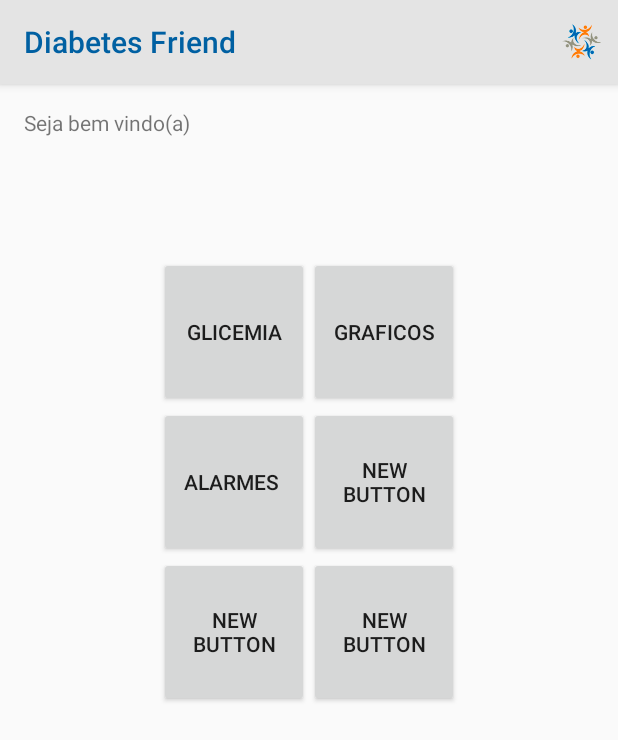
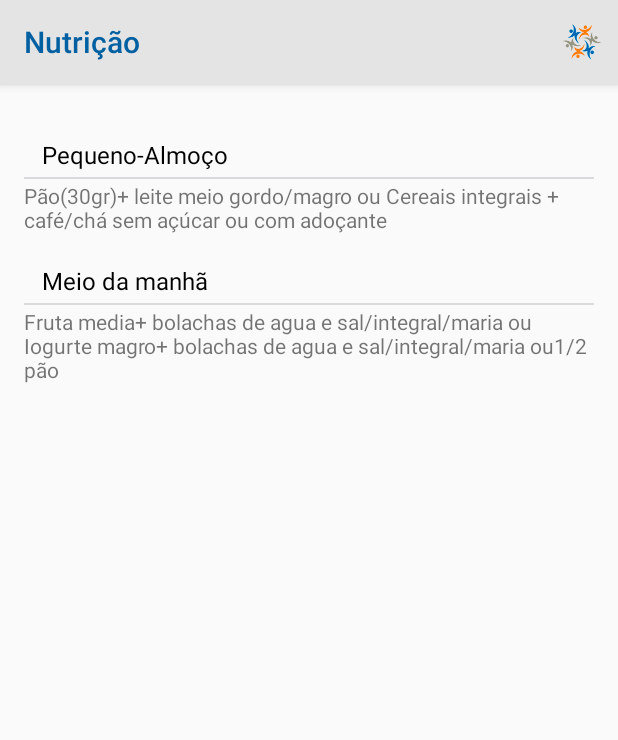
Before and after one commit to MargaridaWeber/diabetes, an Android app: the NutricaoActivity screen opened directly, with no data from a screen before it, on a phone screen of 412 x 824 dp. Shown: the top 740 px of the screen. Run offline under Robolectric (Android 15) with nearby library versions, the phone set to English and light mode, and no system bars.

Commit message:
nutricao

```diff
--- a/app/src/main/AndroidManifest.xml
+++ b/app/src/main/AndroidManifest.xml
@@ -33,12 +33,13 @@
         <activity
             android:name=".ConfIniciaisActivity"
             android:label="@string/title_activity_configuracao" />
-        <activity android:name=".PrincipalActivity" />
         <activity
             android:name=".MainActivity"
             android:label="@string/title_activity_main"
             android:theme="@style/Theme.AppCompat.Light.NoActionBar" />
-        <activity android:name=".GlicemiaActivity"></activity>
+        <activity android:name=".GlicemiaActivity" />
+        <activity android:name=".NutricaoActivity" />
+        <activity android:name=".Fragment"></activity>
     </application>
 
 </manifest>
--- a/app/src/main/java/com/example/pc/diabetesfriend/ConfIniciaisActivity.java
+++ b/app/src/main/java/com/example/pc/diabetesfriend/ConfIniciaisActivity.java
@@ -126,22 +126,24 @@ public class ConfIniciaisActivity extends ListActivity {
                         Toast.makeText(ConfIniciaisActivity.this, ""+ selectedPosition, Toast.LENGTH_SHORT).show();
                     }
                 });
-        AlertDialog tipos = dialog.create();
-        tipos.show();
+        AlertDialog exercicio = dialog.create();
+        exercicio.show();
 
     }
 
-
+AlertDialog insulina;
     private void insulina(){
-        AlertDialog.Builder dialog = new AlertDialog.Builder(this);
+        AlertDialog.Builder dialog = new AlertDialog.Builder(this, R.style.ThemeDialogCustom);
         dialog . setTitle ( R . string.insulina_titulo);
                dialog.setSingleChoiceItems(R.array.confirmacao, -1, new DialogInterface.OnClickListener() {
                    public void onClick(DialogInterface dialog, int which) {
+                       insulina.dismiss();
 
                    }
                });
-        AlertDialog tipos = dialog.create();
-        tipos.show();
+        insulina = dialog.create();
+        insulina.show();
+
 
     }
 
--- a/app/src/main/java/com/example/pc/diabetesfriend/LoginActivity.java
+++ b/app/src/main/java/com/example/pc/diabetesfriend/LoginActivity.java
@@ -71,9 +71,6 @@ public class LoginActivity extends AppCompatActivity implements LoaderCallbacks<
         actionBar.setIcon(R.mipmap.icon);
 
         actionBar.setBackgroundDrawable(new ColorDrawable(Color.parseColor("#e4e4e4")));
-
-
-        //actionBar.hide();
 
         actionBar.hide();
 
--- a/app/src/main/java/com/example/pc/diabetesfriend/MainActivity.java
+++ b/app/src/main/java/com/example/pc/diabetesfriend/MainActivity.java
@@ -46,6 +46,15 @@ public class MainActivity extends AppCompatActivity
             public void onClick(View v) {
                 Intent principal = new Intent(getApplicationContext(), GlicemiaActivity.class);
                 startActivity(principal);
+            }
+        });
+
+
+        Button btnNutricao = (Button) findViewById(R.id.btnNutricao);
+        btnNutricao.setOnClickListener(new View.OnClickListener() {
+            public void onClick(View v) {
+                Intent nutricao = new Intent(getApplicationContext(), NutricaoActivity.class);
+                startActivity(nutricao);
             }
         });
     }
--- a/app/src/main/java/com/example/pc/diabetesfriend/PrincipalActivity.java
+++ b/app/src/main/java/com/example/pc/diabetesfriend/NutricaoActivity.java
@@ -1,26 +1,20 @@
 package com.example.pc.diabetesfriend;
 
-import android.annotation.TargetApi;
-import android.content.Intent;
 import android.graphics.Color;
 import android.graphics.drawable.ColorDrawable;
-import android.os.Build;
 import android.support.v7.app.ActionBar;
 import android.support.v7.app.AppCompatActivity;
 import android.os.Bundle;
 import android.text.Html;
 import android.view.Menu;
-import android.view.MenuItem;
-import android.view.View;
-import android.widget.Button;
+import android.widget.TabHost;
 
-public class PrincipalActivity extends AppCompatActivity {
-
+public class NutricaoActivity extends AppCompatActivity {
 
     @Override
     protected void onCreate(Bundle savedInstanceState) {
         super.onCreate(savedInstanceState);
-        setContentView(R.layout.activity_principal);
+        setContentView(R.layout.activity_nutricao);
 
 
         ActionBar actionBar = getSupportActionBar();
@@ -28,22 +22,25 @@ public class PrincipalActivity extends AppCompatActivity {
         actionBar.setBackgroundDrawable(new ColorDrawable(Color.parseColor("#e4e4e4")));
 
         //mudar cor do titulo da action bar
-        actionBar.setTitle(Html.fromHtml("<font color='#0060a2'>Diabetes Friend </font>"));
+        actionBar.setTitle(Html.fromHtml("<font color='#0060a2'>Nutrição </font>"));
 
-        Button btngli = (Button) findViewById(R.id.btnglicemia);
-        btngli.setOnClickListener(new View.OnClickListener() {
-            public void onClick(View v) {
-                Intent principal = new Intent(getApplicationContext(), GlicemiaActivity.class);
-                startActivity(principal);
-            }
-        });
+        TabHost tabhost = (TabHost) findViewById(R.id.tabHost);
 
+        tabhost.setup();
+        TabHost.TabSpec tabsec = tabhost.newTabSpec("Plano");
+        tabsec.setContent(R.id.tab1);
+        tabsec.setIndicator("Plano de Alimentação");
+        tabhost.addTab(tabsec);
 
+        TabHost.TabSpec tabsec1 = tabhost.newTabSpec("Dicas");
+        tabsec1.setContent(R.id.tab2);
+        tabsec1.setIndicator("Dicas");
+        tabhost.addTab(tabsec1);
     }
+
 
     @Override
     public boolean onCreateOptionsMenu(Menu menu) {
-
         getMenuInflater().inflate(R.menu.menu_main, menu);
         return true;
     }
--- /dev/null
+++ b/app/src/main/res/layout/activity_nutricao.xml
@@ -0,0 +1,109 @@
+<?xml version="1.0" encoding="utf-8"?>
+<RelativeLayout xmlns:android="http://schemas.android.com/apk/res/android"
+    xmlns:tools="http://schemas.android.com/tools"
+    android:layout_width="match_parent"
+    android:layout_height="match_parent"
+    android:paddingBottom="@dimen/activity_vertical_margin"
+    android:paddingLeft="@dimen/activity_horizontal_margin"
+    android:paddingRight="@dimen/activity_horizontal_margin"
+    android:paddingTop="@dimen/activity_vertical_margin"
+    tools:context="com.example.pc.diabetesfriend.NutricaoActivity">
+
+    <TabHost
+        android:layout_width="match_parent"
+        android:layout_height="match_parent"
+        android:id="@+id/tabHost"
+        android:layout_alignParentTop="true"
+        android:layout_alignParentLeft="true"
+        android:layout_alignParentStart="true">
+
+        <LinearLayout
+            android:layout_width="match_parent"
+            android:layout_height="match_parent"
+            android:orientation="vertical">
+
+            <TabWidget
+                android:id="@android:id/tabs"
+                android:layout_width="match_parent"
+                android:layout_height="wrap_content"></TabWidget>
+
+            <FrameLayout
+                android:id="@android:id/tabcontent"
+                android:layout_width="match_parent"
+                android:layout_height="match_parent">
+
+                <LinearLayout
+                    android:id="@+id/tab1"
+                    android:layout_width="match_parent"
+                    android:layout_height="match_parent"
+                    android:orientation="vertical">
+
+                    <!-- title -->
+                    <TextView
+                        android:paddingTop="20dp"
+                        android:layout_width="wrap_content"
+                        android:layout_height="wrap_content"
+                        android:gravity="center_vertical"
+                        android:textSize="16dp"
+                        android:layout_marginLeft="12dp"
+                        android:layout_marginBottom="4dp"
+                        android:layout_alignParentBottom="true"
+                        android:text="Pequeno-Almoço"
+                        android:textColor="#000000"/>
+
+                    <!--  divider -->
+                    <View
+                        android:layout_width="match_parent"
+                        android:layout_height="1dp"
+                        android:layout_marginBottom="1dp"
+                        android:layout_alignParentBottom="true"
+                        android:background="#DADADC" ></View>
+
+                    <TextView
+                        android:layout_width="wrap_content"
+                        android:layout_height="wrap_content"
+                        android:text="Pão(30gr)+ leite meio gordo/magro ou
+Cereais integrais + café/chá sem açúcar ou com adoçante"
+                        android:id="@+id/tvpequenoalmoco" />
+
+                    <!-- title -->
+                    <TextView
+                        android:paddingTop="20dp"
+                        android:layout_width="wrap_content"
+                        android:layout_height="wrap_content"
+                        android:gravity="center_vertical"
+                        android:textSize="16dp"
+                        android:layout_marginLeft="12dp"
+                        android:layout_marginBottom="4dp"
+                        android:layout_alignParentBottom="true"
+                        android:text="Meio da manhã"
+                        android:textColor="#000000"/>
+
+                    <!--  divider -->
+                    <View
+                        android:layout_width="match_parent"
+                        android:layout_height="1dp"
+                        android:layout_marginBottom="1dp"
+                        android:layout_alignParentBottom="true"
+                        android:background="#DADADC" ></View>
+
+
+                    <TextView
+                        android:layout_width="wrap_content"
+                        android:layout_height="wrap_content"
+                        android:text="Fruta media+ bolachas de agua e sal/integral/maria ou
+Iogurte magro+ bolachas de agua e sal/integral/maria ou1/2 pão"
+                        android:id="@+id/tvmanha" />
+
+                </LinearLayout>
+
+                <LinearLayout
+                    android:id="@+id/tab2"
+                    android:layout_width="match_parent"
+                    android:layout_height="match_parent"
+                    android:orientation="vertical"></LinearLayout>
+
+            </FrameLayout>
+        </LinearLayout>
+    </TabHost>
+</RelativeLayout>
--- a/app/src/main/res/layout/activity_principal.xml
+++ /dev/null
@@ -1,107 +0,0 @@
-<?xml version="1.0" encoding="utf-8"?>
-
-    <LinearLayout
-        android:orientation="vertical"
-        android:layout_width="fill_parent"
-        android:layout_height="fill_parent"
-        xmlns:android="http://schemas.android.com/apk/res/android"
-        xmlns:tools="http://schemas.android.com/tools"
-        android:paddingBottom="@dimen/activity_vertical_margin"
-        android:paddingLeft="@dimen/activity_horizontal_margin"
-        android:paddingRight="@dimen/activity_horizontal_margin"
-        android:paddingTop="@dimen/activity_vertical_margin"
-        tools:context="com.example.pc.diabetesfriend.PrincipalActivity">
-
-    <TextView
-        android:layout_width="wrap_content"
-        android:layout_height="wrap_content"
-        android:textAppearance="?android:attr/textAppearanceSmall"
-        android:text="Seja bem vindo(a)"
-        android:id="@+id/textView9"
-        android:layout_alignParentTop="true"
-        />
-
-    <LinearLayout
-        android:orientation="horizontal"
-        android:layout_width="wrap_content"
-        android:layout_height="wrap_content"
-        android:layout_gravity="center_horizontal"
-        android:layout_marginTop="80dp">
-
-    <Button
-            android:layout_width="100dp"
-            android:layout_height="100dp"
-            android:text="Glicemia"
-            android:id="@+id/btnglicemia"
-            android:layout_alignBottom="@+id/btnglicemia"
-            android:layout_toRightOf="@+id/btnglicemia"
-            android:layout_toEndOf="@+id/btnglicemia" />
-
-        <Button
-            android:layout_width="100dp"
-            android:layout_height="100dp"
-            android:text="Graficos"
-            android:id="@+id/button4"
-            android:layout_above="@+id/button6"
-            android:layout_toRightOf="@+id/button3"
-            android:layout_toEndOf="@+id/button3" />
-
-    </LinearLayout>
-
-    <LinearLayout
-        android:orientation="horizontal"
-        android:layout_width="wrap_content"
-        android:layout_height="wrap_content"
-        android:layout_gravity="center_horizontal">
-
-    <Button
-        android:layout_width="100dp"
-        android:layout_height="100dp"
-        android:text="Alarmes "
-        android:id="@+id/button5"
-        android:layout_below="@+id/button3"
-        android:layout_alignLeft="@+id/button3"
-        android:layout_alignStart="@+id/button3"
-        android:layout_gravity="center_vertical" />
-
-    <Button
-        android:layout_width="100dp"
-        android:layout_height="100dp"
-        android:text="New Button"
-        android:id="@+id/button6"
-        android:layout_alignTop="@+id/button5"
-        android:layout_toRightOf="@+id/button5"
-        android:layout_toEndOf="@+id/button5" />
-
-    </LinearLayout>
-
-    <LinearLayout
-        android:orientation="horizontal"
-        android:layout_width="wrap_content"
-        android:layout_height="wrap_content"
-        android:layout_gravity="center_horizontal">
-
-        <Button
-            android:layout_width="100dp"
-            android:layout_height="100dp"
-            android:text="New Button"
-            android:id="@+id/button7"
-            android:layout_below="@+id/button3"
-            android:layout_alignLeft="@+id/button3"
-            android:layout_alignStart="@+id/button3"
-            android:layout_gravity="center_vertical" />
-
-        <Button
-            android:layout_width="100dp"
-            android:layout_height="100dp"
-            android:text="New Button"
-            android:id="@+id/button8"
-            android:layout_alignTop="@+id/button5"
-            android:layout_toRightOf="@+id/button5"
-            android:layout_toEndOf="@+id/button5" />
-
-
-    </LinearLayout>
-
-
-</LinearLayout>
--- a/app/src/main/res/layout/content_main.xml
+++ b/app/src/main/res/layout/content_main.xml
@@ -36,7 +36,9 @@
             android:id="@+id/btnglicemia"
             android:layout_alignBottom="@+id/btnglicemia"
             android:layout_toRightOf="@+id/btnglicemia"
-            android:layout_toEndOf="@+id/btnglicemia" />
+            android:layout_toEndOf="@+id/btnglicemia"
+
+            />
 
         <Button
             android:layout_width="100dp"
@@ -85,8 +87,8 @@
         <Button
             android:layout_width="100dp"
             android:layout_height="100dp"
-            android:text="New Button"
-            android:id="@+id/button7"
+            android:text="Nutrição"
+            android:id="@+id/btnNutricao"
             android:layout_below="@+id/button3"
             android:layout_alignLeft="@+id/button3"
             android:layout_alignStart="@+id/button3"
--- a/app/src/main/res/values/styles.xml
+++ b/app/src/main/res/values/styles.xml
@@ -29,4 +29,9 @@
     <style name="Theme.AppCompat.Light.NoActionBar" parent="@style/Theme.AppCompat.Light">
         <item name="android:windowNoTitle">true</item>
     </style>
+
+    <style name="ThemeDialogCustom">
+        <item name="android:textColor">#0060a2</item>
+        <item name="android:textSize">50dip</item>
+    </style>
 </resources>
```
